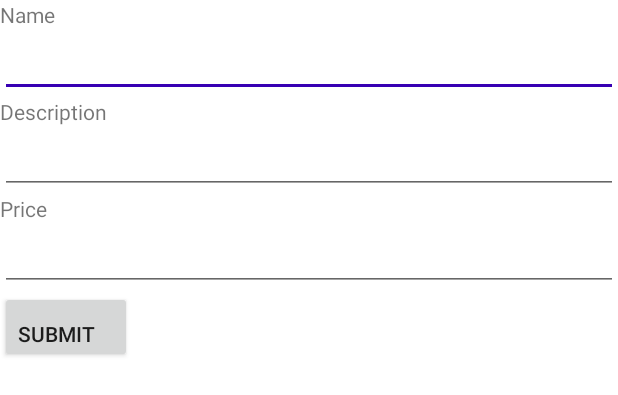
After one commit to helloworld0909/AR-furniture-trading, an Android app: the layout fragment_post_item.xml on its own in the app's theme, with its tools: preview values and no code run, on a phone screen of 412 x 824 dp. The commit adds this screen. Shown: the top 395 px of the screen. Run offline under Robolectric (Android 15) with nearby library versions, the phone set to English and light mode, and no system bars.

Commit message:
Seller page layout part 2 Implement part of the PostItemFragment & SellerFragment
https://trello.com/c/XUJUdOZW

```diff
--- /dev/null
+++ b/app/src/main/res/layout/fragment_post_item.xml
@@ -0,0 +1,56 @@
+<LinearLayout xmlns:android="http://schemas.android.com/apk/res/android"
+    android:layout_width="match_parent"
+    android:layout_height="match_parent"
+    android:layout_gravity="center"
+    android:background="@color/white"
+    android:clickable="true"
+    android:focusable="true"
+    android:orientation="vertical">
+
+    <TextView
+        android:id="@+id/item_name_label"
+        android:layout_width="wrap_content"
+        android:layout_height="wrap_content"
+        android:text="@string/item_name_label" />
+
+    <EditText
+        android:id="@+id/item_name_text"
+        android:layout_width="match_parent"
+        android:layout_height="wrap_content"
+        android:imeOptions="actionDone"
+        android:inputType="text" />
+
+    <TextView
+        android:id="@+id/item_description_label"
+        android:layout_width="wrap_content"
+        android:layout_height="wrap_content"
+        android:text="@string/item_description_label" />
+
+    <EditText
+        android:id="@+id/item_description_text"
+        android:layout_width="match_parent"
+        android:layout_height="wrap_content"
+        android:imeOptions="actionDone"
+        android:inputType="text" />
+
+    <TextView
+        android:id="@+id/item_price_label"
+        android:layout_width="wrap_content"
+        android:layout_height="wrap_content"
+        android:text="@string/item_price_label" />
+
+    <EditText
+        android:id="@+id/item_price_text"
+        android:layout_width="match_parent"
+        android:layout_height="wrap_content"
+        android:imeOptions="actionDone"
+        android:inputType="text" />
+
+    <Button
+        android:id="@+id/submit_button"
+        android:layout_width="wrap_content"
+        android:layout_height="wrap_content"
+        android:gravity="bottom"
+        android:text="@string/submit" />
+
+</LinearLayout>
--- a/app/src/main/res/values/strings.xml
+++ b/app/src/main/res/values/strings.xml
@@ -17,4 +17,9 @@
     <string name="cabinet">Cabinet</string>
     <string name="others">Others</string>
 
+    <string name="item_name_label">Name</string>
+    <string name="item_description_label">Description</string>
+    <string name="item_price_label">Price</string>
+    <string name="submit">Submit</string>
+
 </resources>
```
Also changed, not shown: app/src/main/java/edu/uci/cs297p/arfurniture/buyer/BuyerFragment.java (+17 -26 lines), app/src/main/java/edu/uci/cs297p/arfurniture/item/Item.java (+47 -14 lines), app/src/main/java/edu/uci/cs297p/arfurniture/seller/PostItemFragment.java (added, +51 -0 lines), app/src/main/java/edu/uci/cs297p/arfurniture/seller/SellerFragment.java (+51 -2 lines), 1 other file.
